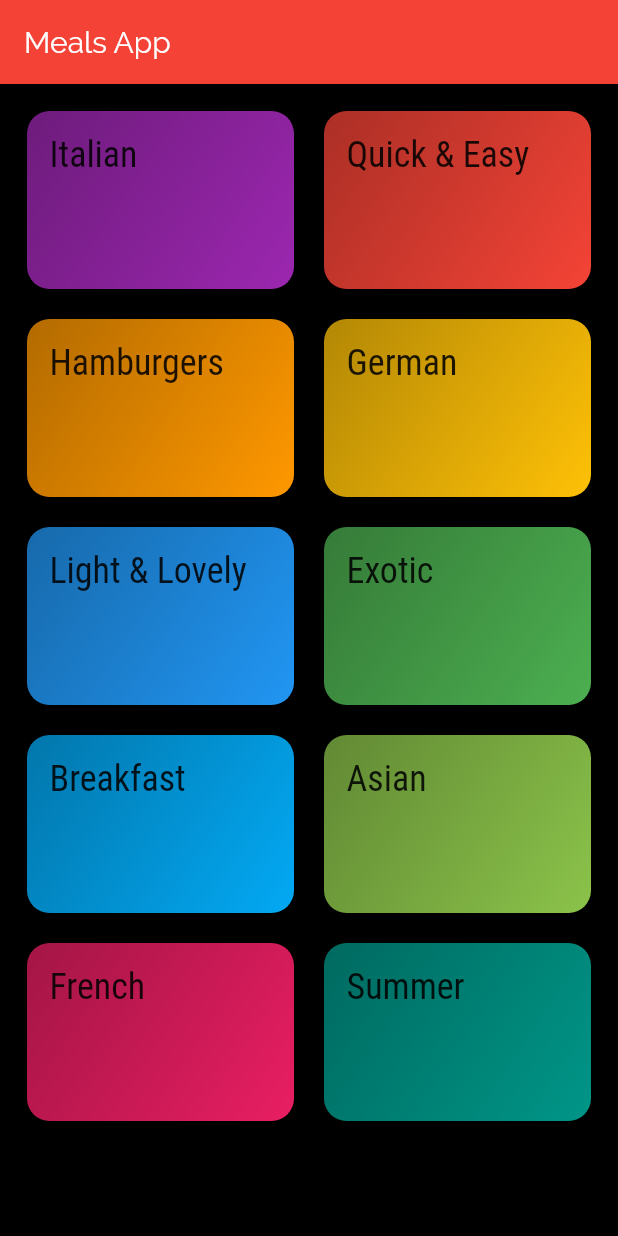
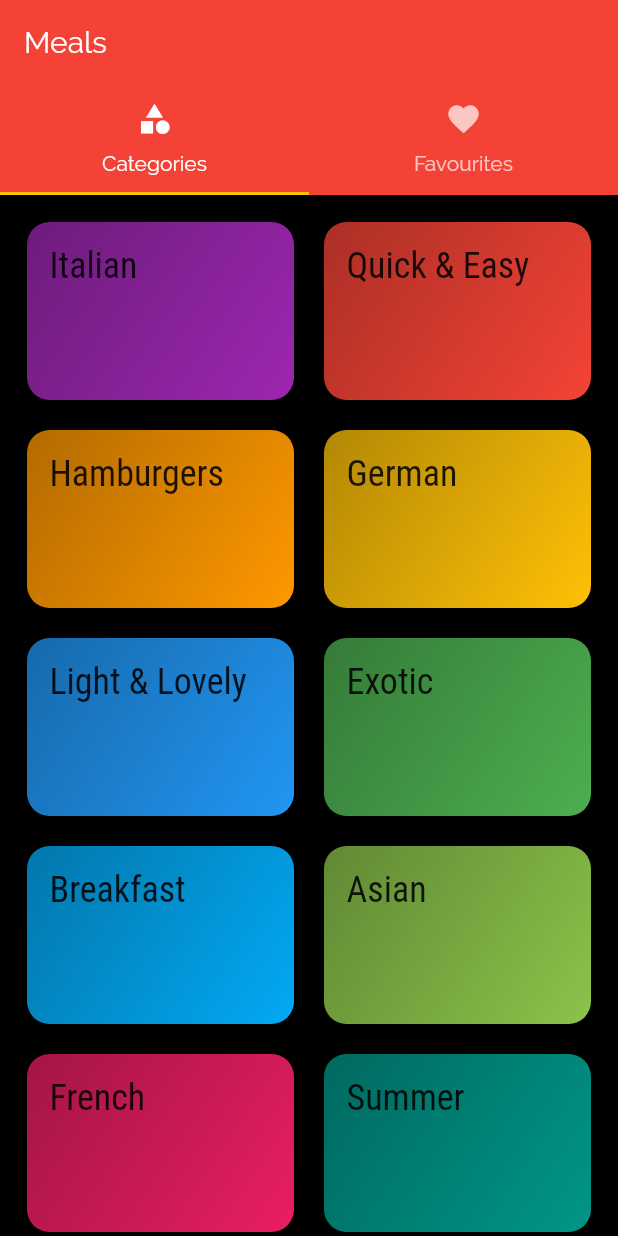
Before and after one commit to kesharaJayasinghe/mealsapp, a Flutter app: the screen it shows after launch, on a phone screen of 412 x 824 dp. Run offline on Flutter 3.47's test engine with Material 2 defaults, Android fonts, the phone set to English and light mode, and no system bars.

Commit message:
Added tabs

```diff
--- a/lib/main.dart
+++ b/lib/main.dart
@@ -3,6 +3,7 @@ import 'package:flutter/material.dart';
 import 'package:mealsapp/screens/categories_screen.dart';
 import 'package:mealsapp/screens/category_meals_screen.dart';
 import 'package:mealsapp/screens/meal_detail_screen.dart';
+import 'package:mealsapp/screens/tabs_screen.dart';
 
 void main() {
   runApp(MyApp());
@@ -35,7 +36,8 @@ class MyApp extends StatelessWidget {
             ),
         visualDensity: VisualDensity.adaptivePlatformDensity,
       ),
-      home: CategoriesScreen(),
+      home: TabsScreen(),
+      // home: CategoriesScreen(),
       routes: {
         // '/categories-meals': (ctx) => CategoryMealsScreen(),
         CategoryMealsScreen.routeName: (ctx) => CategoryMealsScreen(),
--- a/lib/screens/categories_screen.dart
+++ b/lib/screens/categories_screen.dart
@@ -6,11 +6,7 @@ import '../dummy_data.dart';
 class CategoriesScreen extends StatelessWidget {
   @override
   Widget build(BuildContext context) {
-    return Scaffold(
-      appBar: AppBar(
-        title: const Text('Meals App'),
-      ),
-      body: GridView(
+    return GridView(
       padding: const EdgeInsets.all(18),
       children: DUMMY_CATEGORIES
           .map(
@@ -27,7 +23,6 @@ class CategoriesScreen extends StatelessWidget {
         crossAxisSpacing: 20,
         mainAxisSpacing: 20,
       ),
-      ),
     );
   }
 }
--- /dev/null
+++ b/lib/screens/favourites_screen.dart
@@ -0,0 +1,10 @@
+import 'package:flutter/material.dart';
+
+class FavouritesScreen extends StatelessWidget {
+  @override
+  Widget build(BuildContext context) {
+    return Container(
+      child: Text('Favourites'),
+    );
+  }
+}
--- /dev/null
+++ b/lib/screens/tabs_screen.dart
@@ -0,0 +1,39 @@
+import 'package:flutter/material.dart';
+import 'package:mealsapp/screens/categories_screen.dart';
+import 'package:mealsapp/screens/favourites_screen.dart';
+
+class TabsScreen extends StatefulWidget {
+  @override
+  _TabsScreenState createState() => _TabsScreenState();
+}
+
+class _TabsScreenState extends State<TabsScreen> {
+  @override
+  Widget build(BuildContext context) {
+    return DefaultTabController(
+      length: 2,
+      initialIndex: 0,
+      child: Scaffold(
+        appBar: AppBar(
+          title: Text('Meals'),
+          bottom: TabBar(tabs: <Widget>[
+            Tab(
+              icon: Icon(Icons.category),
+              text: 'Categories',
+            ),
+            Tab(
+              icon: Icon(Icons.favorite),
+              text: 'Favourites',
+            ),
+          ]),
+        ),
+        body: TabBarView(
+          children: [
+            CategoriesScreen(),
+            FavouritesScreen(),
+          ],
+        ),
+      ),
+    );
+  }
+}
```
Lines whose indentation alone changed are shown as unchanged.
